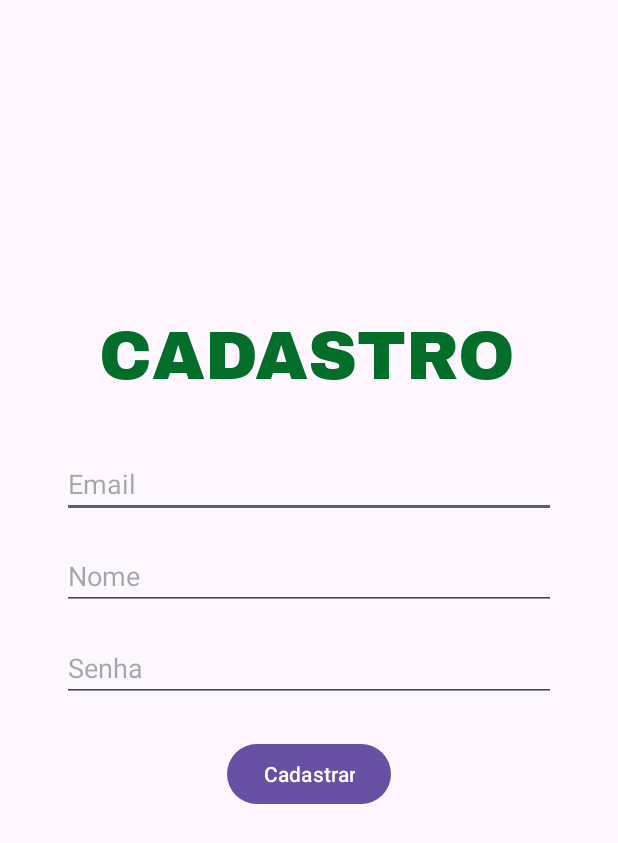
After one commit to danidaisa/OFICALTCC, an Android app: the layout cadastro_activity.xml on its own in the app's theme, with its tools: preview values and no code run, on a phone screen of 412 x 824 dp. The commit adds this screen. Shown: the top 843 px of the screen. Run offline under Robolectric (Android 15) with nearby library versions, the phone set to English and light mode, and no system bars; Roboto replaces fonts that are not available here.

Commit message:
ta ficando mais legal e tem cadastro

```diff
--- /dev/null
+++ b/app/src/main/res/layout/cadastro_activity.xml
@@ -0,0 +1,76 @@
+<?xml version="1.0" encoding="utf-8"?>
+<androidx.constraintlayout.widget.ConstraintLayout xmlns:android="http://schemas.android.com/apk/res/android"
+    android:layout_width="match_parent"
+    android:layout_height="match_parent"
+    xmlns:app="http://schemas.android.com/apk/res-auto">
+
+    <TextView
+        android:id="@+id/cadastro"
+        android:layout_width="wrap_content"
+        android:layout_height="wrap_content"
+        android:layout_marginStart="126dp"
+        android:layout_marginTop="50dp"
+        android:layout_marginEnd="129dp"
+        android:layout_marginBottom="400dp"
+        android:fontFamily="@font/archivo_black"
+        android:text="CADASTRO"
+        android:textAppearance="@style/TextAppearance.AppCompat.Display2"
+        android:textColor="#036E2A"
+        app:layout_constraintBottom_toBottomOf="parent"
+        app:layout_constraintEnd_toEndOf="parent"
+        app:layout_constraintStart_toStartOf="parent"
+        app:layout_constraintTop_toTopOf="parent" />
+
+    <!-- Campo de Email -->
+    <EditText
+        android:id="@+id/editTextEmail"
+        android:layout_width="0dp"
+        android:layout_height="wrap_content"
+        android:layout_marginTop="300dp"
+        android:layout_marginBottom="16dp"
+        android:hint="Email"
+        android:inputType="textEmailAddress"
+        app:layout_constraintBottom_toTopOf="@+id/editTextName"
+        app:layout_constraintEnd_toEndOf="parent"
+        app:layout_constraintStart_toStartOf="parent"
+        app:layout_constraintTop_toTopOf="parent"
+        app:layout_constraintWidth_percent="0.8" />
+
+    <!-- Campo de Nome -->
+    <EditText
+        android:id="@+id/editTextName"
+        android:layout_width="0dp"
+        android:layout_height="wrap_content"
+        android:hint="Nome"
+        android:inputType="textPersonName"
+        app:layout_constraintTop_toBottomOf="@id/editTextEmail"
+        app:layout_constraintStart_toStartOf="parent"
+        app:layout_constraintEnd_toEndOf="parent"
+        app:layout_constraintWidth_percent="0.8"
+        android:layout_marginTop="16dp"/>
+
+    <!-- Campo de Senha -->
+    <EditText
+        android:id="@+id/editTextPassword"
+        android:layout_width="0dp"
+        android:layout_height="wrap_content"
+        android:hint="Senha"
+        android:inputType="textPassword"
+        app:layout_constraintTop_toBottomOf="@id/editTextName"
+        app:layout_constraintStart_toStartOf="parent"
+        app:layout_constraintEnd_toEndOf="parent"
+        app:layout_constraintWidth_percent="0.8"
+        android:layout_marginTop="16dp"/>
+
+    <!-- Botão de Cadastro -->
+    <Button
+        android:id="@+id/buttonRegister"
+        android:layout_width="wrap_content"
+        android:layout_height="wrap_content"
+        android:text="Cadastrar"
+        app:layout_constraintTop_toBottomOf="@id/editTextPassword"
+        app:layout_constraintStart_toStartOf="parent"
+        app:layout_constraintEnd_toEndOf="parent"
+        android:layout_marginTop="24dp"/>
+
+</androidx.constraintlayout.widget.ConstraintLayout>
--- a/app/src/main/res/layout/carrousel_item.xml
+++ b/app/src/main/res/layout/carrousel_item.xml
@@ -1,10 +1,13 @@
 <?xml version="1.0" encoding="utf-8"?>
 <RelativeLayout xmlns:android="http://schemas.android.com/apk/res/android"
     android:layout_width="match_parent"
-    android:layout_height="match_parent">
+    android:layout_height="match_parent"
+    xmlns:app="http://schemas.android.com/apk/res-auto">
 
     <ImageView
         android:id="@+id/imageView"
+        app:layout_constraintWidth_percent="0.75"
+        app:layout_constraintHeight_percent="0.33"
         android:layout_width="match_parent"
         android:layout_height="match_parent"
         android:scaleType="centerCrop"/>
--- a/app/src/main/res/layout/image_pager.xml
+++ b/app/src/main/res/layout/image_pager.xml
@@ -2,11 +2,14 @@
 <LinearLayout xmlns:android="http://schemas.android.com/apk/res/android"
     android:layout_width="match_parent"
     android:layout_height="match_parent"
+    xmlns:app="http://schemas.android.com/apk/res-auto"
     android:gravity="center"
     android:orientation="vertical">
 
     <ImageView
         android:id="@+id/imageView"
+        app:layout_constraintWidth_percent="0.40"
+        app:layout_constraintHeight_percent="0.25"
         android:layout_width="match_parent"
         android:layout_height="wrap_content"
         android:scaleType="centerCrop"/>
--- a/app/src/main/res/layout/login_activity.xml
+++ b/app/src/main/res/layout/login_activity.xml
@@ -62,6 +62,7 @@
         android:layout_marginTop="109dp"
         android:layout_marginEnd="68dp"
         android:layout_marginBottom="88dp"
+        android:onClick="CadastroActivity"
         android:text="CADASTRO"
         app:layout_constraintBottom_toBottomOf="parent"
         app:layout_constraintEnd_toEndOf="parent"
@@ -69,7 +70,7 @@
         app:layout_constraintTop_toBottomOf="@+id/editTextTextPassword" />
 
     <TextView
-        android:id="@+id/LOGIN"
+        android:id="@+id/cadastro"
         android:layout_width="wrap_content"
         android:layout_height="wrap_content"
         android:layout_marginStart="126dp"
@@ -97,7 +98,7 @@
         app:layout_constraintBottom_toTopOf="@+id/editTextTextEmailAddress"
         app:layout_constraintEnd_toEndOf="parent"
         app:layout_constraintStart_toStartOf="parent"
-        app:layout_constraintTop_toBottomOf="@+id/LOGIN" />
+        app:layout_constraintTop_toBottomOf="@+id/cadastro" />
 
     <TextView
         android:id="@+id/SENHA"
```
Also changed, not shown: app/src/main/java/com/example/oficialtcc/CadastroActivity.java (added, +53 -0 lines).
